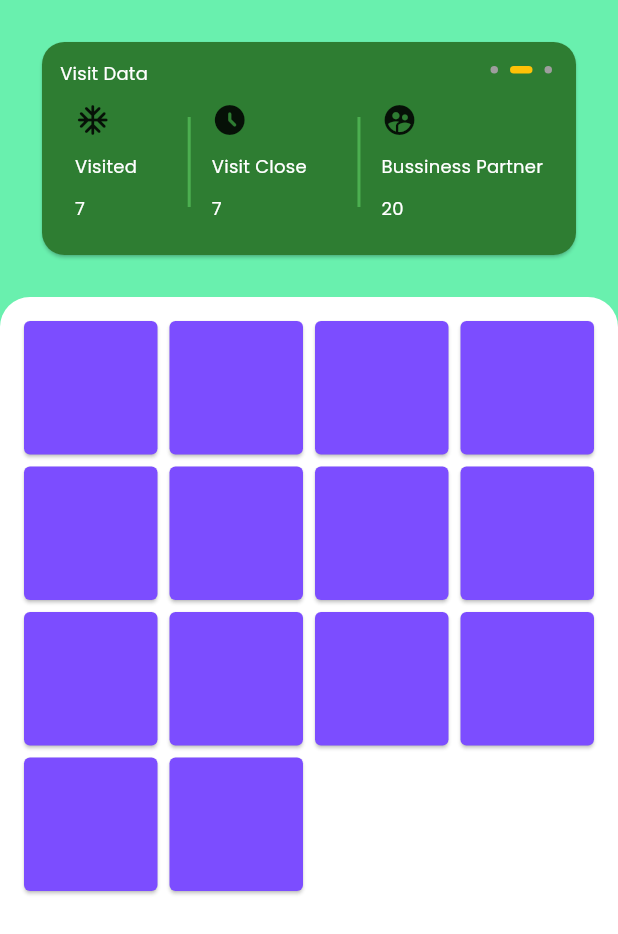
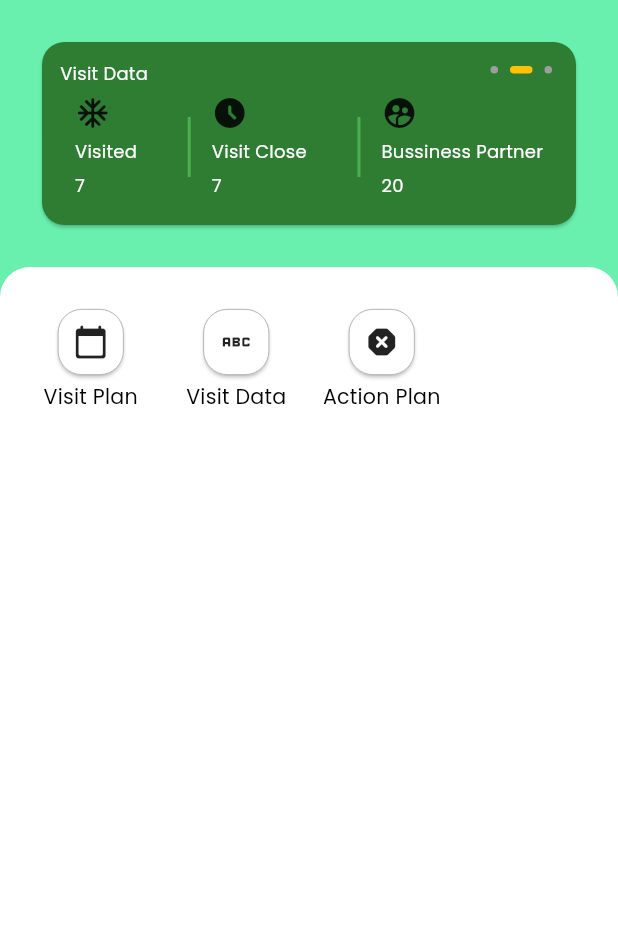
Before and after one commit to wibichamim/flutter-playground, a Flutter app: the screen it shows after launch, on a phone screen of 412 x 824 dp. Shown: the top 934 px of the screen. Run offline on Flutter 3.47's test engine with Material 2 defaults, Android fonts, the phone set to English and light mode, and no system bars; drawn by our look-alikes of smooth_page_indicator; our stand-ins replace dio, equatable, event_bus, flutter_bloc, flutter_image_compress, flutter_local_notifications and 13 more; missing offline and left inert: dio_logging_interceptor; generated files the repository leaves out were written again.

Commit message:
feat : update menu item

```diff
--- /dev/null
+++ b/config.json
@@ -0,0 +1,5 @@
+{
+    "modules": [
+
+    ]
+}
--- /dev/null
+++ b/lib/core/data/model/menu.dart
@@ -0,0 +1,9 @@
+import 'package:flutter/material.dart';
+
+class HomePageMenu {
+  String label;
+  IconData icon;
+  Widget page;
+
+  HomePageMenu({required this.icon, required this.label, required this.page});
+}
--- a/lib/ui/home/home_screen.dart
+++ b/lib/ui/home/home_screen.dart
@@ -1,4 +1,6 @@
 import 'package:flutter/material.dart';
+import 'package:flutter_playground/core/data/model/menu.dart';
+import 'package:flutter_playground/ui/home/widget/menu_item.dart';
 import 'package:flutter_playground/ui/home/widget/stat_card.dart';
 import 'package:flutter_playground/ui/home/widget/target_card.dart';
 import 'package:smooth_page_indicator/smooth_page_indicator.dart';
@@ -15,6 +17,24 @@ class _MyHomePageState extends State<MyHomePage> {
   final pageController = PageController(
     initialPage: 1,
   );
+
+  final List<HomePageMenu> menuList = [
+    HomePageMenu(
+      icon: Icons.calendar_today_rounded,
+      label: 'Visit Plan',
+      page: Container(),
+    ),
+    HomePageMenu(
+      icon: Icons.abc,
+      label: 'Visit Data',
+      page: Container(),
+    ),
+    HomePageMenu(
+      icon: Icons.dangerous_rounded,
+      label: 'Action Plan',
+      page: Container(),
+    ),
+  ];
 
   Widget _headerTablet() {
     return SliverToBoxAdapter(
@@ -42,10 +62,11 @@ class _MyHomePageState extends State<MyHomePage> {
     return SliverToBoxAdapter(
       child: SizedBox(
         width: double.infinity,
-        height: 150,
+        height: 130,
         child: Stack(
           children: [
             PageView(
+              physics: const BouncingScrollPhysics(),
               controller: pageController,
               children: const [
                 StatCardWidget(),
@@ -74,6 +95,7 @@ class _MyHomePageState extends State<MyHomePage> {
 
   Widget _body() {
     return SliverFillRemaining(
+      fillOverscroll: false,
       child: Container(
           decoration: const BoxDecoration(
             borderRadius: BorderRadius.only(
@@ -83,15 +105,14 @@ class _MyHomePageState extends State<MyHomePage> {
             color: Colors.white,
           ),
           padding: const EdgeInsets.all(12),
-        child: GridView.count(
-          crossAxisCount: 4,
-          children: List.generate(14, (index) {
-            return const Card(
-              color: Colors.deepPurpleAccent,
-            );
-          }),
-        ),
-      ),
+          child: GridView.builder(
+            physics: const BouncingScrollPhysics(),
+            itemCount: menuList.length,
+            gridDelegate: const SliverGridDelegateWithFixedCrossAxisCount(
+                crossAxisCount: 4),
+            itemBuilder: (context, index) =>
+                MenuWidget(menuItem: menuList[index]),
+          )),
     );
   }
 
@@ -106,7 +127,7 @@ class _MyHomePageState extends State<MyHomePage> {
             child: CustomScrollView(
               slivers: [
                 SliverPadding(
-                  padding: EdgeInsets.all(24),
+                  padding: const EdgeInsets.all(24),
                   sliver:
                       context.isTablet() ? _headerTablet() : _headerMobile(),
                 ),
--- /dev/null
+++ b/lib/ui/home/widget/menu_item.dart
@@ -0,0 +1,70 @@
+import 'package:flutter/material.dart';
+import 'package:flutter/src/widgets/container.dart';
+import 'package:flutter/src/widgets/framework.dart';
+import 'package:flutter_playground/core/data/model/menu.dart';
+
+class MenuWidget extends StatelessWidget {
+  final HomePageMenu menuItem;
+  const MenuWidget({
+    super.key,
+    required this.menuItem,
+  });
+
+  Widget _bottomSheet() {
+    return SizedBox(
+      height: 100,
+      child: Row(
+        mainAxisAlignment: MainAxisAlignment.spaceEvenly,
+        children: [
+          MenuWidget(
+            menuItem: menuItem,
+          ),
+          MenuWidget(
+            menuItem: menuItem,
+          ),
+        ],
+      ),
+    );
+  }
+
+  @override
+  Widget build(BuildContext context) {
+    return Padding(
+      padding: const EdgeInsets.symmetric(horizontal: 5),
+      child: GestureDetector(
+        onTap: () => showModalBottomSheet(
+          isScrollControlled: true,
+          shape: const RoundedRectangleBorder(
+            borderRadius: BorderRadius.only(
+              topLeft: Radius.circular(16),
+              topRight: Radius.circular(16),
+            ),
+          ),
+          context: context,
+          builder: (context) {
+            return _bottomSheet();
+          },
+        ),
+        child: Column(
+          mainAxisAlignment: MainAxisAlignment.center,
+          crossAxisAlignment: CrossAxisAlignment.center,
+          children: [
+            Card(
+              shape: RoundedRectangleBorder(
+                  borderRadius: BorderRadius.circular(16),
+                  side: const BorderSide(width: 0.5, color: Colors.grey)),
+              child: Padding(
+                  padding: const EdgeInsets.all(10),
+                  child: Icon(menuItem.icon)),
+            ),
+            Text(
+              menuItem.label,
+              textAlign: TextAlign.center,
+              style: const TextStyle(color: Colors.black),
+            ),
+          ],
+        ),
+      ),
+    );
+  }
+}
```
Lines whose indentation alone changed are shown as unchanged.
